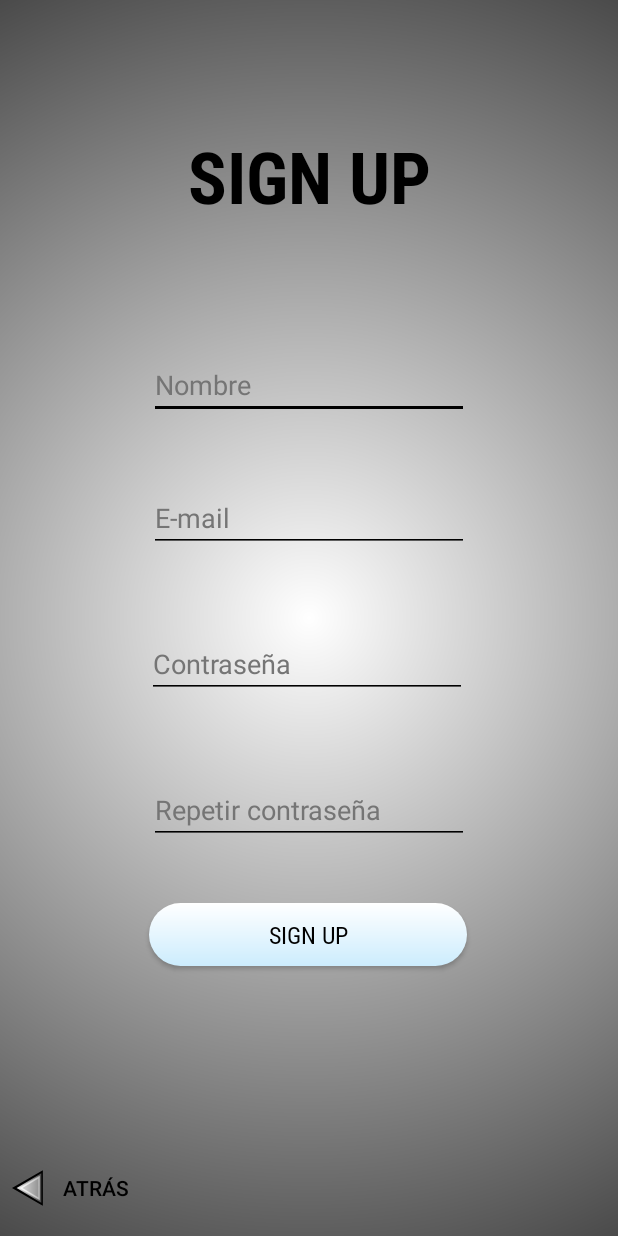
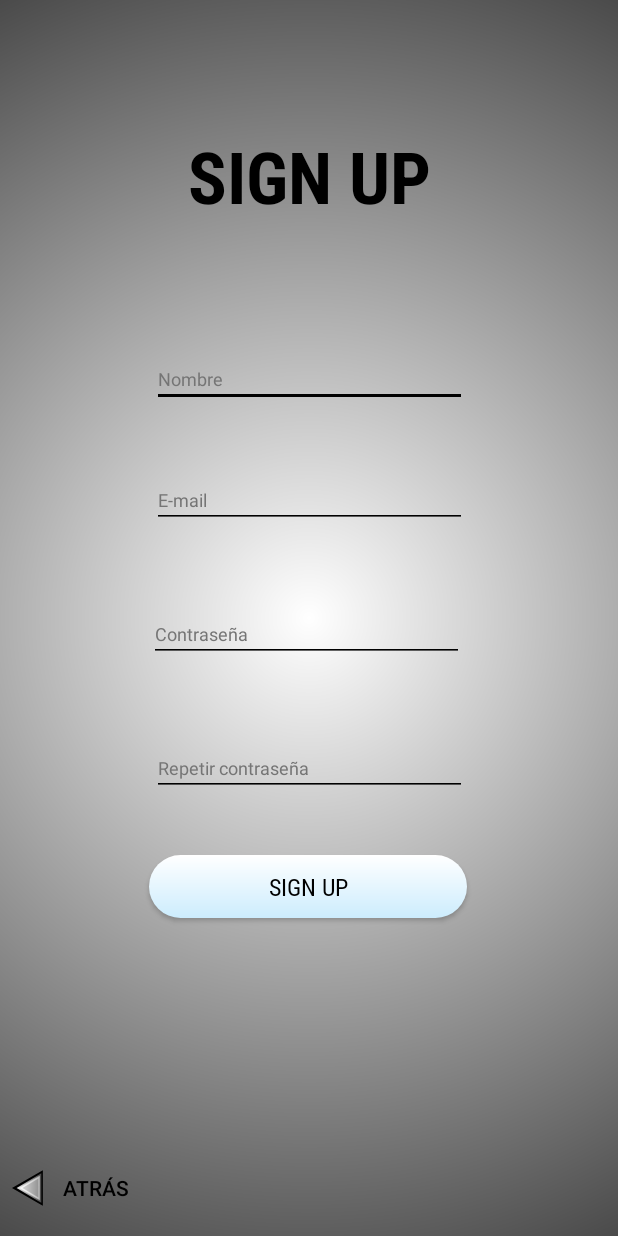
Before and after one commit to EdrhianValerioITICB/KotlinApp3TEX, an Android app: the SignUp screen opened directly, with no data from a screen before it, on a phone screen of 412 x 824 dp. Run offline under Robolectric (Android 15) with nearby library versions, the phone set to English and light mode, and no system bars.

Commit message:
Fix typos, crashes, and size of views

```diff
--- a/app/src/main/java/com/edrhian/kotlinapp3tex/Matchmaking.kt
+++ b/app/src/main/java/com/edrhian/kotlinapp3tex/Matchmaking.kt
@@ -1,12 +1,15 @@
 package com.edrhian.kotlinapp3tex
 
 import android.os.Bundle
+import android.view.View
 import androidx.appcompat.app.AppCompatActivity
 
 class Matchmaking : AppCompatActivity() {
     override fun onCreate(savedInstanceState: Bundle?) {
         super.onCreate(savedInstanceState)
         setContentView(R.layout.view_matchmaking)
-
+    }
+    fun toBack(view: View) {
+        super.onBackPressed()
     }
 }
--- a/app/src/main/res/layout/view_first_view.xml
+++ b/app/src/main/res/layout/view_first_view.xml
@@ -53,11 +53,6 @@
         app:layout_constraintStart_toStartOf="parent"
         app:layout_constraintTop_toBottomOf="@+id/btn_online" />
 
-    <Button
-        style="@style/BackButton"
-        app:layout_constraintBottom_toBottomOf="parent"
-        app:layout_constraintStart_toStartOf="parent" />
-
     <TextView
         android:id="@+id/tv_login"
         style="@style/LongBodyText"
--- a/app/src/main/res/layout/view_login.xml
+++ b/app/src/main/res/layout/view_login.xml
@@ -57,6 +57,7 @@
 
     <EditText
         android:id="@+id/editTextName"
+        style="@style/EditText"
         android:layout_width="210dp"
         android:layout_height="wrap_content"
         android:layout_marginStart="75dp"
@@ -73,15 +74,15 @@
 
     <EditText
         android:id="@+id/editTextPassword"
-        android:layout_width="wrap_content"
+        style="@style/EditText"
         android:layout_height="wrap_content"
         android:layout_marginStart="75dp"
         android:layout_marginTop="43dp"
         android:layout_marginEnd="75dp"
         android:backgroundTint="@color/txt_negro"
         android:ems="10"
+        android:hint="@string/password"
         android:inputType="textPassword"
-        android:text="@string/password"
         android:textColor="@color/txt_gris"
         app:layout_constraintEnd_toEndOf="parent"
         app:layout_constraintStart_toStartOf="parent"
--- a/app/src/main/res/layout/view_menu.xml
+++ b/app/src/main/res/layout/view_menu.xml
@@ -53,11 +53,6 @@
         app:layout_constraintStart_toStartOf="parent"
         app:layout_constraintTop_toBottomOf="@+id/btn_online" />
 
-    <Button
-        style="@style/BackButton"
-        app:layout_constraintBottom_toBottomOf="parent"
-        app:layout_constraintStart_toStartOf="parent" />
-
     <ImageButton
         android:id="@+id/btn_account"
         style="@style/ProfileButton"
--- a/app/src/main/res/layout/view_signup.xml
+++ b/app/src/main/res/layout/view_signup.xml
@@ -57,15 +57,15 @@
 
     <EditText
         android:id="@+id/editTextName"
-        android:layout_width="wrap_content"
+        style="@style/EditText"
         android:layout_height="wrap_content"
         android:layout_marginStart="75dp"
         android:layout_marginTop="60dp"
         android:layout_marginEnd="75dp"
         android:backgroundTint="@color/txt_negro"
         android:ems="10"
+        android:hint="@string/name"
         android:inputType="text"
-        android:hint="@string/name"
         android:textColorHint="@color/txt_gris"
         app:layout_constraintEnd_toEndOf="parent"
         app:layout_constraintStart_toStartOf="parent"
@@ -73,15 +73,15 @@
 
     <EditText
         android:id="@+id/editTextPassword"
-        android:layout_width="wrap_content"
+        style="@style/EditText"
         android:layout_height="wrap_content"
         android:layout_marginStart="75dp"
         android:layout_marginTop="52dp"
         android:layout_marginEnd="75dp"
         android:backgroundTint="@color/txt_negro"
         android:ems="10"
+        android:hint="@string/password"
         android:inputType="textPassword"
-        android:hint="@string/password"
         android:textColorHint="@color/txt_gris"
         app:layout_constraintEnd_toEndOf="parent"
         app:layout_constraintHorizontal_bias="0.47"
@@ -90,15 +90,15 @@
 
     <EditText
         android:id="@+id/editTextTextEmailAddress"
-        android:layout_width="wrap_content"
+        style="@style/EditText"
         android:layout_height="wrap_content"
-        android:backgroundTint="@color/txt_negro"
         android:layout_marginStart="75dp"
         android:layout_marginTop="43dp"
         android:layout_marginEnd="75dp"
+        android:backgroundTint="@color/txt_negro"
         android:ems="10"
+        android:hint="@string/email"
         android:inputType="textEmailAddress"
-        android:hint="@string/email"
         android:textColorHint="@color/txt_gris"
         app:layout_constraintEnd_toEndOf="parent"
         app:layout_constraintStart_toStartOf="parent"
@@ -106,15 +106,15 @@
 
     <EditText
         android:id="@+id/editTextTextPassword"
-        android:layout_width="wrap_content"
+        style="@style/EditText"
         android:layout_height="wrap_content"
-        android:backgroundTint="@color/txt_negro"
         android:layout_marginStart="75dp"
         android:layout_marginTop="52dp"
         android:layout_marginEnd="75dp"
+        android:backgroundTint="@color/txt_negro"
         android:ems="10"
+        android:hint="@string/repeat_password"
         android:inputType="textPassword"
-        android:hint="@string/repeat_password"
         android:textColorHint="@color/txt_gris"
         app:layout_constraintEnd_toEndOf="parent"
         app:layout_constraintStart_toStartOf="parent"
--- a/app/src/main/res/layout/view_tutorial_1.xml
+++ b/app/src/main/res/layout/view_tutorial_1.xml
@@ -77,7 +77,7 @@
         android:id="@+id/tv_page"
         style="@style/NumberProgression"
         android:layout_width="wrap_content"
-        android:layout_marginBottom="82dp"
+        android:layout_marginBottom="41dp"
         android:text="@string/one_of_six"
         app:layout_constraintBottom_toBottomOf="parent"
         app:layout_constraintEnd_toEndOf="parent"
@@ -89,7 +89,7 @@
         android:layout_width="wrap_content"
         android:layout_height="wrap_content"
         android:layout_marginStart="41dp"
-        android:layout_marginBottom="82dp"
+        android:layout_marginBottom="41dp"
         android:onClick="toTutorialTwo"
         app:layout_constraintBottom_toBottomOf="parent"
         app:layout_constraintStart_toEndOf="@+id/tv_page"
--- a/app/src/main/res/layout/view_tutorial_2.xml
+++ b/app/src/main/res/layout/view_tutorial_2.xml
@@ -77,7 +77,7 @@
         android:id="@+id/tv_page"
         style="@style/NumberProgression"
         android:layout_width="wrap_content"
-        android:layout_marginBottom="82dp"
+        android:layout_marginBottom="41dp"
         android:text="@string/two_of_six"
         app:layout_constraintBottom_toBottomOf="parent"
         app:layout_constraintEnd_toEndOf="parent"
@@ -89,7 +89,7 @@
         android:layout_width="wrap_content"
         android:layout_height="wrap_content"
         android:layout_marginEnd="41dp"
-        android:layout_marginBottom="82dp"
+        android:layout_marginBottom="41dp"
         app:layout_constraintBottom_toBottomOf="parent"
         app:layout_constraintEnd_toStartOf="@+id/tv_page"
         app:srcCompat="@drawable/ic_btn_back" />
@@ -100,7 +100,7 @@
         android:layout_width="wrap_content"
         android:layout_height="wrap_content"
         android:layout_marginStart="41dp"
-        android:layout_marginBottom="82dp"
+        android:layout_marginBottom="41dp"
         android:onClick="toTutorialThree"
         app:layout_constraintBottom_toBottomOf="parent"
         app:layout_constraintStart_toEndOf="@+id/tv_page"
--- a/app/src/main/res/layout/view_tutorial_3.xml
+++ b/app/src/main/res/layout/view_tutorial_3.xml
@@ -77,7 +77,7 @@
         android:id="@+id/tv_page"
         style="@style/NumberProgression"
         android:layout_width="wrap_content"
-        android:layout_marginBottom="82dp"
+        android:layout_marginBottom="41dp"
         android:text="@string/three_of_six"
         app:layout_constraintBottom_toBottomOf="parent"
         app:layout_constraintEnd_toEndOf="parent"
@@ -89,7 +89,7 @@
         android:layout_width="wrap_content"
         android:layout_height="wrap_content"
         android:layout_marginEnd="41dp"
-        android:layout_marginBottom="82dp"
+        android:layout_marginBottom="41dp"
         app:layout_constraintBottom_toBottomOf="parent"
         app:layout_constraintEnd_toStartOf="@+id/tv_page"
         app:srcCompat="@drawable/ic_btn_back" />
@@ -100,7 +100,7 @@
         android:layout_width="wrap_content"
         android:layout_height="wrap_content"
         android:layout_marginStart="41dp"
-        android:layout_marginBottom="82dp"
+        android:layout_marginBottom="41dp"
         android:onClick="toTutorialFour"
         app:layout_constraintBottom_toBottomOf="parent"
         app:layout_constraintStart_toEndOf="@+id/tv_page"
--- a/app/src/main/res/layout/view_tutorial_4.xml
+++ b/app/src/main/res/layout/view_tutorial_4.xml
@@ -77,7 +77,7 @@
         android:id="@+id/tv_page"
         style="@style/NumberProgression"
         android:layout_width="wrap_content"
-        android:layout_marginBottom="82dp"
+        android:layout_marginBottom="41dp"
         android:text="@string/four_of_six"
         app:layout_constraintBottom_toBottomOf="parent"
         app:layout_constraintEnd_toEndOf="parent"
@@ -89,7 +89,7 @@
         android:layout_width="wrap_content"
         android:layout_height="wrap_content"
         android:layout_marginEnd="41dp"
-        android:layout_marginBottom="82dp"
+        android:layout_marginBottom="41dp"
         app:layout_constraintBottom_toBottomOf="parent"
         app:layout_constraintEnd_toStartOf="@+id/tv_page"
         app:srcCompat="@drawable/ic_btn_back" />
@@ -100,7 +100,7 @@
         android:layout_width="wrap_content"
         android:layout_height="wrap_content"
         android:layout_marginStart="41dp"
-        android:layout_marginBottom="82dp"
+        android:layout_marginBottom="41dp"
         android:onClick="toTutorialFive"
         app:layout_constraintBottom_toBottomOf="parent"
         app:layout_constraintStart_toEndOf="@+id/tv_page"
--- a/app/src/main/res/layout/view_tutorial_5.xml
+++ b/app/src/main/res/layout/view_tutorial_5.xml
@@ -77,7 +77,7 @@
         android:id="@+id/tv_page"
         style="@style/NumberProgression"
         android:layout_width="wrap_content"
-        android:layout_marginBottom="82dp"
+        android:layout_marginBottom="41dp"
         android:text="@string/five_of_six"
         app:layout_constraintBottom_toBottomOf="parent"
         app:layout_constraintEnd_toEndOf="parent"
@@ -89,7 +89,7 @@
         android:layout_width="wrap_content"
         android:layout_height="wrap_content"
         android:layout_marginEnd="41dp"
-        android:layout_marginBottom="82dp"
+        android:layout_marginBottom="41dp"
         app:layout_constraintBottom_toBottomOf="parent"
         app:layout_constraintEnd_toStartOf="@+id/tv_page"
         app:srcCompat="@drawable/ic_btn_back" />
@@ -100,7 +100,7 @@
         android:layout_width="wrap_content"
         android:layout_height="wrap_content"
         android:layout_marginStart="41dp"
-        android:layout_marginBottom="82dp"
+        android:layout_marginBottom="41dp"
         android:onClick="toTutorialSix"
         app:layout_constraintBottom_toBottomOf="parent"
         app:layout_constraintStart_toEndOf="@+id/tv_page"
--- a/app/src/main/res/layout/view_tutorial_6.xml
+++ b/app/src/main/res/layout/view_tutorial_6.xml
@@ -78,7 +78,7 @@
         style="@style/NumberProgression"
         android:layout_width="wrap_content"
         android:layout_height="25dp"
-        android:layout_marginBottom="82dp"
+        android:layout_marginBottom="41dp"
         android:text="@string/six_of_six"
         app:layout_constraintBottom_toBottomOf="parent"
         app:layout_constraintEnd_toEndOf="parent"
@@ -90,7 +90,7 @@
         android:layout_width="wrap_content"
         android:layout_height="wrap_content"
         android:layout_marginEnd="41dp"
-        android:layout_marginBottom="82dp"
+        android:layout_marginBottom="41dp"
         app:layout_constraintBottom_toBottomOf="parent"
         app:layout_constraintEnd_toStartOf="@+id/tv_page"
         app:srcCompat="@drawable/ic_btn_back" />
--- a/app/src/main/res/values/strings.xml
+++ b/app/src/main/res/values/strings.xml
@@ -55,11 +55,11 @@
     <string name="casual">CASUAL</string>
     <string name="competitive">COMPETITIVO</string>
     <string name="create">CREAR</string>
-    <string name="join">UNRSE</string>
+    <string name="join">UNIRSE</string>
     <string name="machine">MÁQUINA</string>
     <string name="two_players">2 JUGADORES</string>
     <string name="start">EMPEZAR</string>
-    <string name="cancel">CANCEL</string>
+    <string name="cancel">CANCELAR</string>
     <string name="english">INGLÉS</string>
     <string name="spanish">ESPAÑOL</string>
     <string name="apply_changes">APLICAR CAMBIOS</string>
--- a/app/src/main/res/values/themes.xml
+++ b/app/src/main/res/values/themes.xml
@@ -113,6 +113,15 @@
         <item name="android:drawablePadding">2dp</item>
     </style>
 
+    <style name="EditText">
+        <item name="android:layout_width">210dp</item>
+        <item name="android:layout_height">wrap_content</item>
+        <item name="android:backgroundTint">@color/txt_negro</item>
+        <item name="android:textSize">12sp</item>
+        <item name="android:ems">10</item>
+        <item name="android:textColorHint">@color/txt_gris</item>
+    </style>
+
     <style name="AppTheme" parent="Theme.AppCompat.Light.NoActionBar">
         <item name="android:typeface">serif</item>
         <item name="android:textColor">#0000FF</item>
```
Also changed, not shown: app/src/main/res/layout/view_invitation.xml (+5 -5 lines).
